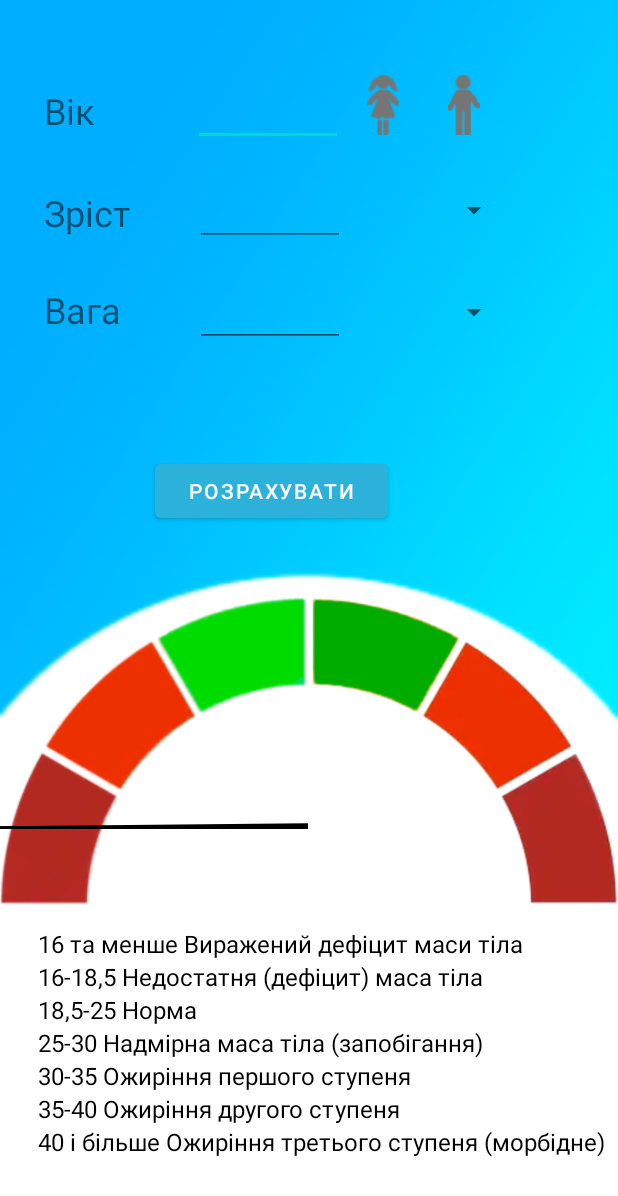
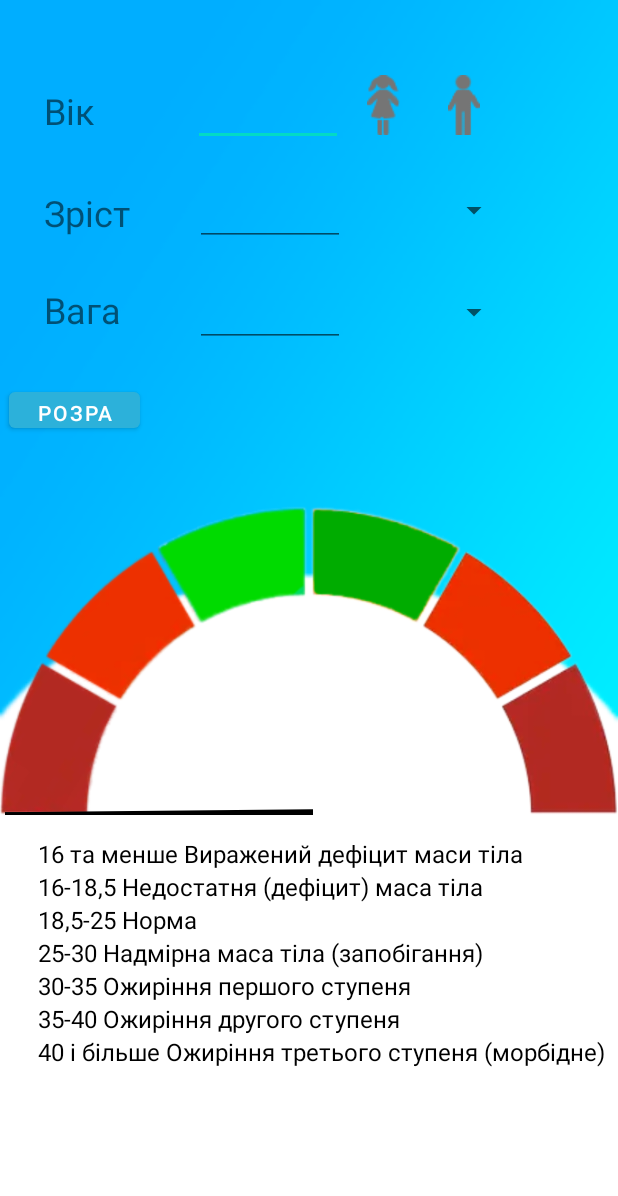
Before and after one commit to Meadowsdxd/IMT-Calculator-, an Android app: the screen it shows after launch (MainActivity), on a phone screen of 412 x 824 dp. Shown: the top 1196 px of the screen. Run offline under Robolectric (Android 15) with nearby library versions, the phone set to English and light mode, and no system bars.

Commit message:
Fix problem with button in fragment

```diff
--- a/app/src/main/res/layout/fragment_main.xml
+++ b/app/src/main/res/layout/fragment_main.xml
@@ -186,12 +186,12 @@
 
             <Button
                 android:id="@+id/button"
-                android:layout_width="155sp"
-                android:layout_height="48dp"
+                android:layout_width="87dp"
+                android:layout_height="36dp"
                 android:layout_below="@+id/weight"
                 android:layout_alignParentStart="true"
-                android:layout_marginStart="103dp"
-                android:layout_marginTop="72dp"
+                android:layout_marginStart="6dp"
+                android:layout_marginTop="24dp"
 
                 android:text="@string/button1"
                 android:visibility="visible" />
@@ -241,9 +241,9 @@
                 android:layout_alignParentStart="true"
                 android:layout_alignParentTop="true"
                 android:layout_alignParentEnd="true"
-                android:layout_marginStart="0dp"
-                android:layout_marginTop="363dp"
-                android:layout_marginEnd="1dp"
+                android:layout_marginStart="3dp"
+                android:layout_marginTop="354dp"
+                android:layout_marginEnd="-2dp"
 
                 app:color="#77f577"
                 app:fontName="digital-7 (mono italic).ttf"
```
